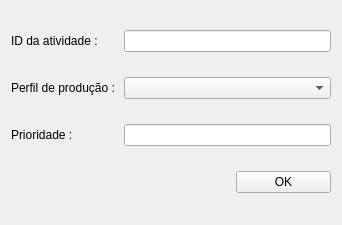
Old version of the form SAP/Project/Views/createPriorityGroupActivity.ui in the repository dsgoficial/SAP_Gerente.
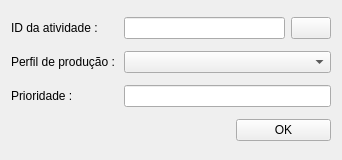
New version of the form.

Commit message: add select value field

Diff of the .ui file:
```diff
--- a/SAP/Project/Views/createPriorityGroupActivity.ui
+++ b/SAP/Project/Views/createPriorityGroupActivity.ui
@@ -7,7 +7,7 @@
     <x>0</x>
     <y>0</y>
     <width>342</width>
-    <height>225</height>
+    <height>160</height>
    </rect>
   </property>
   <property name="windowTitle">
@@ -22,7 +22,18 @@
     </widget>
    </item>
    <item row="0" column="1" colspan="2">
-    <widget class="QLineEdit" name="activity_id_le"/>
+    <layout class="QHBoxLayout" name="horizontalLayout">
+     <item>
+      <widget class="QLineEdit" name="activity_id_le"/>
+     </item>
+     <item>
+      <widget class="QPushButton" name="extract_field_btn">
+       <property name="text">
+        <string/>
+       </property>
+      </widget>
+     </item>
+    </layout>
    </item>
    <item row="1" column="0">
     <widget class="QLabel" name="label_3">
```
The commit also changes 32 other files.
